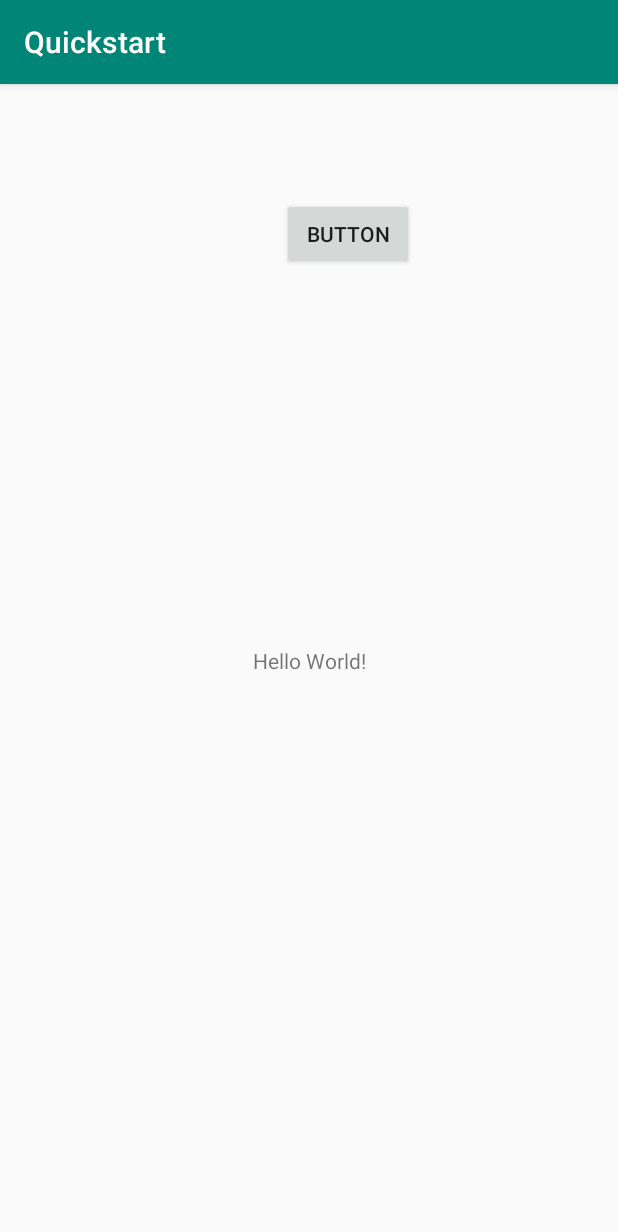
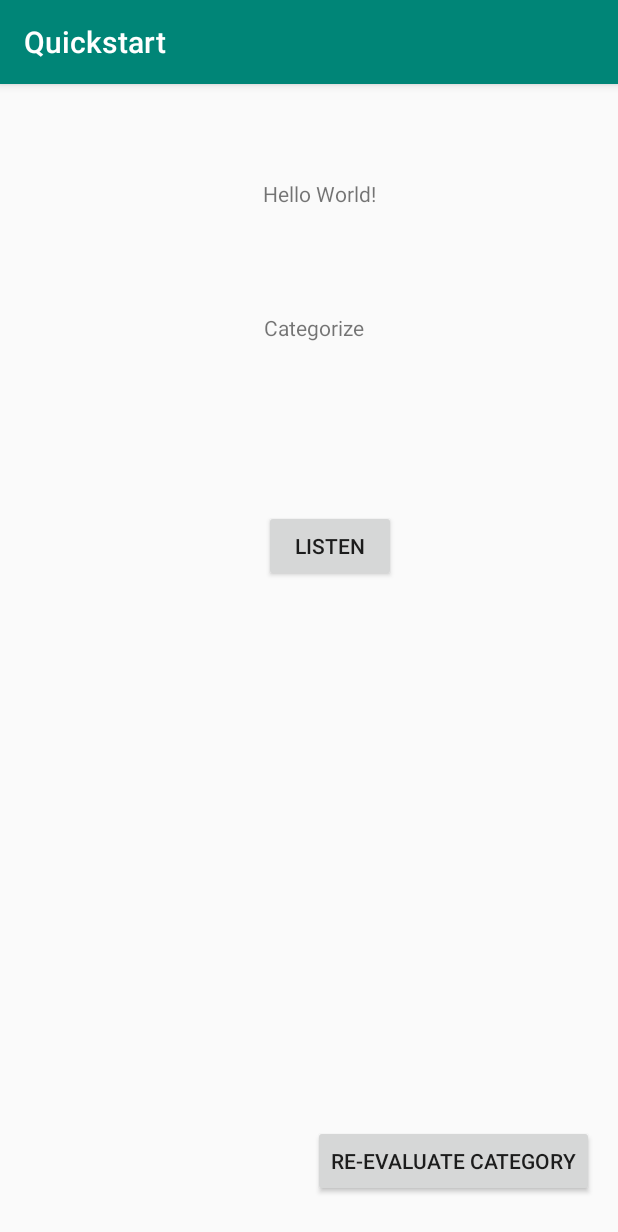
Before and after one commit to IshanArya/VisualVoicemail2.0, an Android app: the screen it shows after launch (MainActivity), on a phone screen of 412 x 824 dp. Shown: the top 1232 px of the screen. Run offline under Robolectric (Android 15) with nearby library versions, the phone set to English and light mode, and no system bars; libraries missing offline, so code that uses them is left out: com.microsoft.cognitiveservices; 2 statements that could not run were skipped.

Commit message:
day 2. ui elements

```diff
--- a/androidapp/app/src/main/java/samples/speech/cognitiveservices/microsoft/com/MainActivity.java
+++ b/androidapp/app/src/main/java/samples/speech/cognitiveservices/microsoft/com/MainActivity.java
@@ -31,10 +31,20 @@ public class MainActivity extends AppCompatActivity {
         // Note: we need to request the permissions
         int requestCode = 5; // unique code for the permission request
         ActivityCompat.requestPermissions(MainActivity.this, new String[]{RECORD_AUDIO, INTERNET}, requestCode);
+
+        Button reeval = findViewById(R.id.button2);
+        TextView sentiment = (TextView) this.findViewById(R.id.sentimText);
+        reeval.setOnClickListener(new View.OnClickListener() {
+            @Override
+            public void onClick(View v) {
+                sentiment.setText("Actually it isn't.");
+            }
+        });
     }
 
     public void onSpeechButtonClicked(View v) {
         TextView txt = (TextView) this.findViewById(R.id.hello); // 'hello' is the ID of your text view
+        TextView sentiment = (TextView) this.findViewById(R.id.sentimText); // 'sentimText' is the ID of our spam/ham filter
 
         try {
             SpeechConfig config = SpeechConfig.fromSubscription(speechSubscriptionKey, serviceRegion);
@@ -52,7 +62,9 @@ public class MainActivity extends AppCompatActivity {
             assert(result != null);
 
             if (result.getReason() == ResultReason.RecognizedSpeech) {
-                txt.setText(result.toString());
+                String resultFormatted = result.toString().substring(result.toString().indexOf("<") + 1, result.toString().lastIndexOf(">"));
+                txt.setText(resultFormatted);
+                sentiment.setText("This is spam for sure buddy.");
             }
             else {
                 txt.setText("Error recognizing. Did you update the subscription info?" + System.lineSeparator() + result.toString());
--- a/androidapp/app/src/main/res/layout/activity_main.xml
+++ b/androidapp/app/src/main/res/layout/activity_main.xml
@@ -12,19 +12,42 @@
         android:layout_height="wrap_content"
         android:text="Hello World!"
         app:layout_constraintBottom_toBottomOf="parent"
+        app:layout_constraintHorizontal_bias="0.52"
         app:layout_constraintLeft_toLeftOf="parent"
         app:layout_constraintRight_toRightOf="parent"
-        app:layout_constraintTop_toTopOf="parent" />
+        app:layout_constraintTop_toTopOf="parent"
+        app:layout_constraintVertical_bias="0.085" />
 
     <Button
         android:id="@+id/button"
         android:layout_width="wrap_content"
         android:layout_height="wrap_content"
-        android:layout_marginTop="76dp"
-        android:layout_marginEnd="136dp"
+        android:layout_marginTop="284dp"
+        android:layout_marginEnd="148dp"
         android:onClick="onSpeechButtonClicked"
-        android:text="Button"
+        android:text="@string/Button"
         app:layout_constraintEnd_toEndOf="parent"
+        app:layout_constraintHorizontal_bias="1.0"
+        app:layout_constraintStart_toStartOf="parent"
         app:layout_constraintTop_toTopOf="parent" />
 
+    <TextView
+        android:id="@+id/sentimText"
+        android:layout_width="wrap_content"
+        android:layout_height="wrap_content"
+        android:layout_marginBottom="112dp"
+        android:text="@string/TextView"
+        app:layout_constraintBottom_toTopOf="@+id/button"
+        app:layout_constraintStart_toStartOf="@+id/button" />
+
+    <Button
+        android:id="@+id/button2"
+        android:layout_width="wrap_content"
+        android:layout_height="wrap_content"
+        android:layout_marginEnd="16dp"
+        android:layout_marginBottom="26dp"
+        android:text="@string/Button2"
+        app:layout_constraintBottom_toBottomOf="parent"
+        app:layout_constraintEnd_toEndOf="parent" />
+
 </android.support.constraint.ConstraintLayout>
--- a/androidapp/app/src/main/res/values/strings.xml
+++ b/androidapp/app/src/main/res/values/strings.xml
@@ -1,3 +1,6 @@
 <resources>
     <string name="app_name">Quickstart</string>
+    <string name="Button">Listen</string>
+    <string name="TextView">Categorize</string>
+    <string name="Button2">Re-evaluate Category</string>
 </resources>
```
Also changed, not shown: gradle/wrapper/gradle-wrapper.properties (added), 3 other files.
